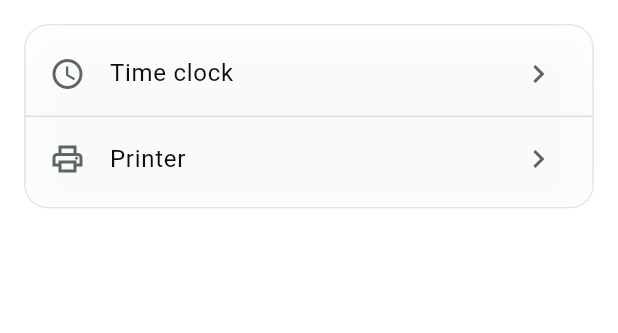
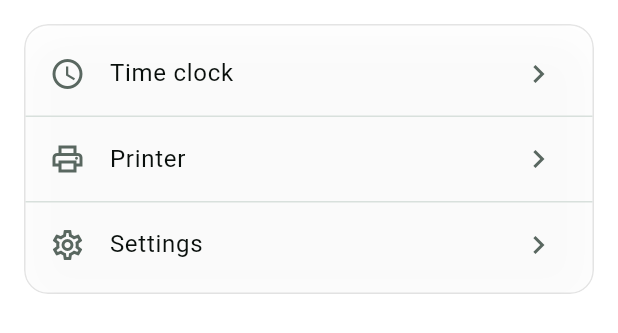
Before and after one commit to MARCENELSON1/bravo, a Flutter app: the MorePage widget shown alone on an empty page, opened directly, on a phone screen of 412 x 824 dp. Shown: the top 333 px of the screen. Run offline on Flutter 3.47's test engine with Material 3 defaults, Android fonts, the phone set to English and light mode, and no system bars; our stand-ins replace connectivity_plus, dio, flutter_riverpod, flutter_secure_storage, go_router, qr_flutter and 1 more; missing offline and left inert: esc_pos_utils_plus, print_bluetooth_thermal; accounts and stored records are empty; network calls fail.

Commit message:
feat(mobile): nav y 'Mas' por rol, calcados de las capacidades del web
Alinea la app con los guards RequireRole del web: cada rol ve solo lo que puede
tocar, sin pantallas de relleno.

- Barra inferior por rol (los operativos ya NO tienen 'Inicio' — arrancan en su
  pantalla de trabajo, como el RoleLanding del web):
  · OWNER/MANAGER: Inicio · Piso · Finanzas · Mas
  · WAITER: Piso · Reservas · Clientes · Mas
  · CASHIER: Piso · Caja · Propinas · Mas
  · KITCHEN/BAR: KDS · Mas
- 'Mas' calcado por rol: cajero suma Reservas+Clientes; el hub de gestion
  (Propinas/Personal/Productos/Insumos/Proveedores/Asesor/Gastos/Comprobantes/
  Reportes/Analitica/Clientes/Reservas/Mesas-QR) es solo OWNER/MANAGER;
  Fichaje+Impresora+Ajustes para todos; Suscripcion solo OWNER; Plataforma solo
  platform_admin. (Finanzas sale de 'Mas' porque ya es tab.)
- Ajustes: las secciones funcionales (caja/salones/negocio/equipo/integraciones)
  se muestran solo a admins; los operativos pueden abrir Ajustes para tema/perfil
  sin dispararles 403.

analyze 0, 21 tests.

Co-Authored-By: Claude Opus 4.8 <noreply@anthropic.com>
Claude-Session: https://claude.ai/code/session_01Ja5VAshAseUHEwwMSbFrx4

```diff
--- a/mobile/lib/features/settings/ajustes_page.dart
+++ b/mobile/lib/features/settings/ajustes_page.dart
@@ -74,8 +74,13 @@ class _TabView extends ConsumerWidget {
     final sessionState = ref.watch(sessionProvider);
     final session =
         sessionState is SessionAuthenticated ? sessionState.session : null;
+    // Las secciones funcionales (caja/salones/negocio/equipo/integraciones)
+    // son OWNER/MANAGER — a los operativos les daría 403. Solo se muestran a
+    // admins; para el resto esas tabs quedan como placeholders.
+    final isAdmin = session?.role.isAdmin ?? false;
 
-    final hidden = _functionalRows[tab.id] ?? const <String>{};
+    final hidden =
+        isAdmin ? (_functionalRows[tab.id] ?? const <String>{}) : const <String>{};
     final rows = [for (final r in tab.rows) if (!hidden.contains(r.es)) r];
 
     return ListView(
@@ -85,23 +90,23 @@ class _TabView extends ConsumerWidget {
           _appearance(context, ref, s),
           const SizedBox(height: 16),
         ],
-        if (tab.id == 'caja') ...[
+        if (tab.id == 'caja' && isAdmin) ...[
           const CajaSettingsSection(),
           const SizedBox(height: 16),
         ],
-        if (tab.id == 'salones') ...[
+        if (tab.id == 'salones' && isAdmin) ...[
           const SalonesSettingsSection(),
           const SizedBox(height: 16),
         ],
-        if (tab.id == 'negocio') ...[
+        if (tab.id == 'negocio' && isAdmin) ...[
           const NegocioSettingsSection(),
           const SizedBox(height: 16),
         ],
-        if (tab.id == 'equipo') ...[
+        if (tab.id == 'equipo' && isAdmin) ...[
           const EquipoSettingsSection(),
           const SizedBox(height: 16),
         ],
-        if (tab.id == 'integraciones') ...[
+        if (tab.id == 'integraciones' && isAdmin) ...[
           const IntegracionesSettingsSection(),
           const SizedBox(height: 16),
         ],
--- a/mobile/lib/features/shell/app_scaffold.dart
+++ b/mobile/lib/features/shell/app_scaffold.dart
@@ -12,6 +12,8 @@ import '../floor/floor_page.dart';
 import '../home/home_page.dart';
 import '../kds/kds_page.dart';
 import '../order/order_dtos.dart';
+import '../reservations/reservas_page.dart';
+import '../tips/tips_page.dart';
 import 'more_page.dart';
 
 /// Shell con bottom nav por rol (espeja `role-landing.tsx` + la navegación del
@@ -70,13 +72,15 @@ class _AppScaffoldState extends ConsumerState<AppScaffold> {
     final home = _TabDef(Icons.home_outlined, s.navHome, const HomePage());
     final more = _TabDef(Icons.grid_view_outlined, s.navMore, const MorePage());
     final floor = _TabDef(Icons.tab_outlined, s.navFloor, const FloorPage());
+    // La barra calca las capacidades de cada rol (guards `RequireRole` del web).
+    // Los roles operativos NO tienen "Inicio" (el dashboard es de OWNER/MANAGER):
+    // arrancan directo en su pantalla de trabajo.
     switch (role) {
       case Role.waiter:
         return [
-          home,
           floor,
-          // El mozo no tiene Caja (es de CASHIER/MANAGER/OWNER); sí Clientes,
-          // igual que en el nav del web.
+          _TabDef(Icons.event_available_outlined, s.reservasTitle,
+              const ReservasPage()),
           _TabDef(Icons.people_alt_outlined, s.clientesTitle,
               const ClientesPage()),
           more,
@@ -85,7 +89,6 @@ class _AppScaffoldState extends ConsumerState<AppScaffold> {
       case Role.bar:
         final station = role == Role.bar ? Station.bar : Station.kitchen;
         return [
-          home,
           _TabDef(
             role == Role.bar ? Icons.local_bar_outlined : Icons.restaurant_outlined,
             role == Role.bar ? s.kdsBar : s.kdsKitchen,
@@ -95,9 +98,11 @@ class _AppScaffoldState extends ConsumerState<AppScaffold> {
         ];
       case Role.cashier:
         return [
-          home,
           floor,
-          _TabDef(Icons.point_of_sale_outlined, s.cashierTitle, const CashierPage()),
+          _TabDef(Icons.point_of_sale_outlined, s.cashierTitle,
+              const CashierPage()),
+          _TabDef(Icons.volunteer_activism_outlined, s.tipsTitle,
+              const TipsPage()),
           more,
         ];
       case Role.owner:
--- a/mobile/lib/features/shell/more_page.dart
+++ b/mobile/lib/features/shell/more_page.dart
@@ -10,7 +10,6 @@ import '../crm/clientes_page.dart';
 import '../expenses/gastos_page.dart';
 import '../floor/mesas_qr_page.dart';
 import '../finance/advisor_page.dart';
-import '../finance/finanzas_page.dart';
 import '../inventory/insumos_page.dart';
 import '../inventory/proveedores_page.dart';
 import '../platform/platform_page.dart';
@@ -26,7 +25,9 @@ import '../settings/printer_page.dart';
 import '../timeclock/fichaje_page.dart';
 import '../tips/tips_page.dart';
 
-/// Hub de la tab "Más": accesos a Fichaje, Propinas (admin/cajero) e Impresora.
+/// Hub de la tab "Más": calca las capacidades del rol (guards `RequireRole` del
+/// web). Cada rol ve solo lo que puede tocar y que no está ya en su barra de
+/// abajo. Fichaje, Impresora y Ajustes son para todos.
 class MorePage extends ConsumerWidget {
   const MorePage({super.key});
 
@@ -37,11 +38,48 @@ class MorePage extends ConsumerWidget {
     final role = sessionState is SessionAuthenticated
         ? sessionState.session.role
         : null;
-    final isAdmin = role == Role.owner || role == Role.manager || role == Role.cashier;
+    final isAdmin = role == Role.owner || role == Role.manager;
     final isOwner = role == Role.owner;
-    // El panel de plataforma se muestra solo a super-admins (flag del backend).
+    final isCashier = role == Role.cashier;
     final isPlatformAdmin =
         ref.watch(platformAccessProvider).valueOrNull ?? false;
+
+    final items = <(IconData, String, Widget)>[
+      // Cajero: Reservas + Clientes (no están en su barra de abajo).
+      if (isCashier) ...[
+        (Icons.event_available_outlined, s.reservasTitle, const ReservasPage()),
+        (Icons.people_alt_outlined, s.clientesTitle, const ClientesPage()),
+      ],
+      // Todos:
+      (Icons.schedule_outlined, s.fichajeTitle, const FichajePage()),
+      (Icons.print_outlined, s.printerTitle, const PrinterPage()),
+      // Hub de gestión (OWNER/MANAGER):
+      if (isAdmin) ...[
+        (Icons.volunteer_activism_outlined, s.tipsTitle, const TipsPage()),
+        (Icons.badge_outlined, s.staffTitle, const StaffPage()),
+        (Icons.inventory_2_outlined, s.productosTitle, const ProductosPage()),
+        (Icons.egg_alt_outlined, s.insumosTitle, const InsumosPage()),
+        (Icons.local_shipping_outlined, s.proveedoresTitle,
+            const ProveedoresPage()),
+        (Icons.auto_awesome_outlined, s.advisorTitle, const AdvisorPage()),
+        (Icons.shopping_cart_outlined, s.gastosTitle, const GastosPage()),
+        (Icons.receipt_long_outlined, s.comprobantesTitle,
+            const ComprobantesPage()),
+        (Icons.bar_chart_outlined, s.reportesTitle, const ReportesPage()),
+        (Icons.query_stats_outlined, s.analyticsTitle, const AnalyticsPage()),
+        (Icons.people_alt_outlined, s.clientesTitle, const ClientesPage()),
+        (Icons.event_available_outlined, s.reservasTitle, const ReservasPage()),
+        (Icons.qr_code_2_outlined, s.mesasQrTitle, const MesasQrPage()),
+      ],
+      // Ajustes: para todos (Apariencia/perfil son universales).
+      (Icons.settings_outlined, s.ajustesTitle, const AjustesPage()),
+      if (isOwner)
+        (Icons.card_membership_outlined, s.billingTitle,
+            const SuscripcionPage()),
+      if (isPlatformAdmin)
+        (Icons.workspace_premium_outlined, s.platformTitle,
+            const PlatformPage()),
+    ];
 
     return ListView(
       padding: const EdgeInsets.all(16),
@@ -52,69 +90,9 @@ class MorePage extends ConsumerWidget {
             type: MaterialType.transparency,
             child: Column(
               children: [
-                _tile(context, Icons.schedule_outlined, s.fichajeTitle,
-                    const FichajePage()),
-                if (isAdmin) ...[
-                  const Divider(height: 1),
-                  _tile(context, Icons.volunteer_activism_outlined, s.tipsTitle,
-                      const TipsPage()),
-                  const Divider(height: 1),
-                  _tile(context, Icons.badge_outlined, s.staffTitle,
-                      const StaffPage()),
-                ],
-                const Divider(height: 1),
-                _tile(context, Icons.print_outlined, s.printerTitle,
-                    const PrinterPage()),
-                if (isAdmin) ...[
-                  const Divider(height: 1),
-                  _tile(context, Icons.inventory_2_outlined, s.productosTitle,
-                      const ProductosPage()),
-                  const Divider(height: 1),
-                  _tile(context, Icons.egg_alt_outlined, s.insumosTitle,
-                      const InsumosPage()),
-                  const Divider(height: 1),
-                  _tile(context, Icons.local_shipping_outlined,
-                      s.proveedoresTitle, const ProveedoresPage()),
-                  const Divider(height: 1),
-                  _tile(context, Icons.account_balance_wallet_outlined,
-                      s.finanzasTitle, const FinanzasPage()),
-                  const Divider(height: 1),
-                  _tile(context, Icons.auto_awesome_outlined, s.advisorTitle,
-                      const AdvisorPage()),
-                  const Divider(height: 1),
-                  _tile(context, Icons.shopping_cart_outlined, s.gastosTitle,
-                      const GastosPage()),
-                  const Divider(height: 1),
-                  _tile(context, Icons.receipt_long_outlined,
-                      s.comprobantesTitle, const ComprobantesPage()),
-                  const Divider(height: 1),
-                  _tile(context, Icons.bar_chart_outlined, s.reportesTitle,
-                      const ReportesPage()),
-                  const Divider(height: 1),
-                  _tile(context, Icons.query_stats_outlined, s.analyticsTitle,
-                      const AnalyticsPage()),
-                  const Divider(height: 1),
-                  _tile(context, Icons.people_alt_outlined, s.clientesTitle,
-                      const ClientesPage()),
-                  const Divider(height: 1),
-                  _tile(context, Icons.event_available_outlined,
-                      s.reservasTitle, const ReservasPage()),
-                  const Divider(height: 1),
-                  _tile(context, Icons.qr_code_2_outlined, s.mesasQrTitle,
-                      const MesasQrPage()),
-                  const Divider(height: 1),
-                  _tile(context, Icons.settings_outlined, s.ajustesTitle,
-                      const AjustesPage()),
-                ],
-                if (isOwner) ...[
-                  const Divider(height: 1),
-                  _tile(context, Icons.card_membership_outlined,
-                      s.billingTitle, const SuscripcionPage()),
-                ],
-                if (isPlatformAdmin) ...[
-                  const Divider(height: 1),
-                  _tile(context, Icons.workspace_premium_outlined,
-                      s.platformTitle, const PlatformPage()),
+                for (var i = 0; i < items.length; i++) ...[
+                  if (i > 0) const Divider(height: 1),
+                  _tile(context, items[i].$1, items[i].$2, items[i].$3),
                 ],
               ],
             ),
```
